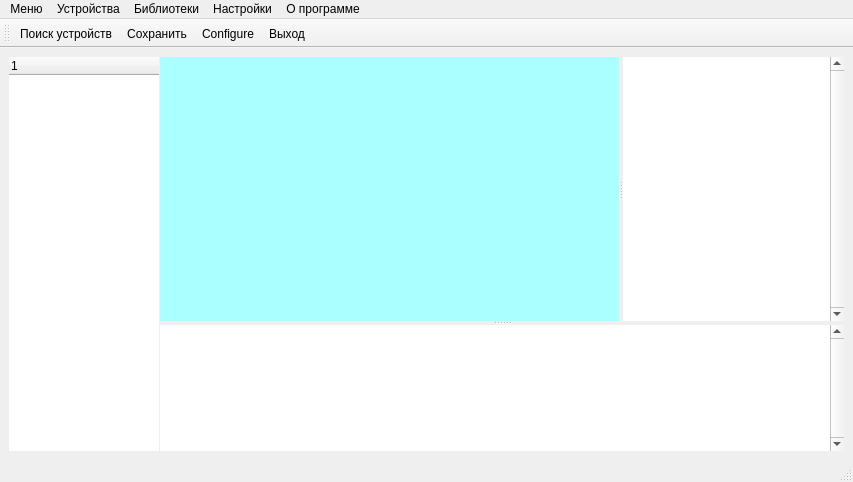
First picture: the form in mainwindow.ui, repository zaitseu1994/EurosensConfig, before the edit.
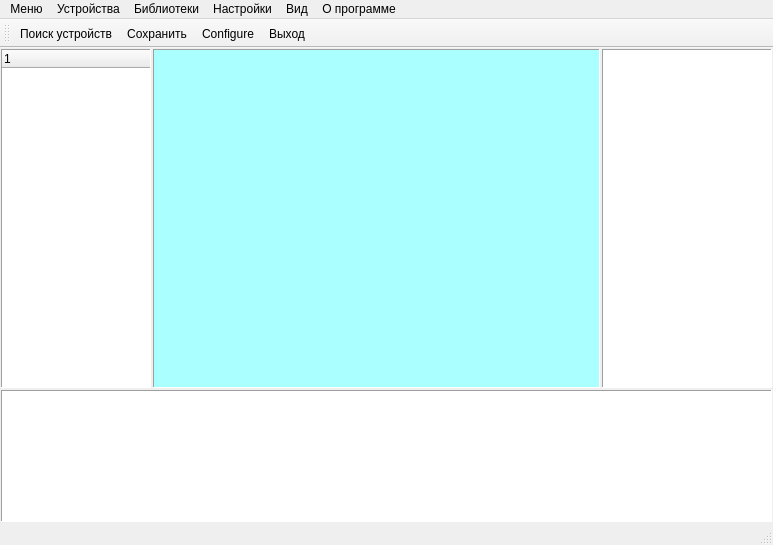
Second picture: the form after the edit. Icons and pictures are not drawn.

The edit to the form file:
```diff
--- a/mainwindow.ui
+++ b/mainwindow.ui
@@ -6,8 +6,8 @@
    <rect>
     <x>0</x>
     <y>0</y>
-    <width>853</width>
-    <height>482</height>
+    <width>773</width>
+    <height>545</height>
    </rect>
   </property>
   <property name="windowTitle">
@@ -19,14 +19,22 @@
   </property>
   <widget class="QWidget" name="centralwidget">
    <layout class="QGridLayout" name="gridLayout">
+    <property name="leftMargin">
+     <number>1</number>
+    </property>
+    <property name="topMargin">
+     <number>1</number>
+    </property>
+    <property name="rightMargin">
+     <number>1</number>
+    </property>
+    <property name="bottomMargin">
+     <number>1</number>
+    </property>
+    <property name="spacing">
+     <number>2</number>
+    </property>
     <item row="0" column="0">
-     <widget class="QSplitter" name="splitter_3">
-      <property name="orientation">
-       <enum>Qt::Horizontal</enum>
-      </property>
-      <property name="handleWidth">
-       <number>1</number>
-      </property>
       <widget class="QTreeWidget" name="treeWidget">
        <property name="minimumSize">
         <size>
@@ -35,9 +43,15 @@
         </size>
        </property>
        <property name="frameShape">
-        <enum>QFrame::NoFrame</enum>
+       <enum>QFrame::Panel</enum>
+      </property>
+      <property name="frameShadow">
+       <enum>QFrame::Sunken</enum>
        </property>
        <property name="lineWidth">
+       <number>1</number>
+      </property>
+      <property name="midLineWidth">
         <number>0</number>
        </property>
        <property name="sizeAdjustPolicy">
@@ -55,14 +69,8 @@
         </property>
        </column>
       </widget>
-      <widget class="QSplitter" name="splitter_2">
-       <property name="orientation">
-        <enum>Qt::Vertical</enum>
-       </property>
-       <widget class="QSplitter" name="splitter">
-        <property name="orientation">
-         <enum>Qt::Horizontal</enum>
-        </property>
+    </item>
+    <item row="0" column="1">
         <widget class="QMdiArea" name="mdiArea">
          <property name="autoFillBackground">
           <bool>false</bool>
@@ -71,10 +79,13 @@
           <string notr="true"/>
          </property>
          <property name="frameShape">
-          <enum>QFrame::NoFrame</enum>
+       <enum>QFrame::Panel</enum>
          </property>
          <property name="frameShadow">
-          <enum>QFrame::Plain</enum>
+       <enum>QFrame::Sunken</enum>
+      </property>
+      <property name="lineWidth">
+       <number>1</number>
          </property>
          <property name="verticalScrollBarPolicy">
           <enum>Qt::ScrollBarAsNeeded</enum>
@@ -101,39 +112,40 @@
           <enum>QTabWidget::Rounded</enum>
          </property>
         </widget>
+    </item>
+    <item row="0" column="2">
         <widget class="QListWidget" name="listInfo">
          <property name="frameShape">
-          <enum>QFrame::NoFrame</enum>
+       <enum>QFrame::Panel</enum>
          </property>
          <property name="verticalScrollBarPolicy">
-          <enum>Qt::ScrollBarAlwaysOn</enum>
+       <enum>Qt::ScrollBarAsNeeded</enum>
          </property>
          <property name="horizontalScrollBarPolicy">
           <enum>Qt::ScrollBarAlwaysOff</enum>
          </property>
         </widget>
-       </widget>
+    </item>
+    <item row="1" column="0" colspan="3">
        <widget class="QTextBrowser" name="textBrowser">
         <property name="autoFillBackground">
          <bool>false</bool>
         </property>
         <property name="frameShape">
-         <enum>QFrame::NoFrame</enum>
+       <enum>QFrame::Panel</enum>
         </property>
         <property name="frameShadow">
-         <enum>QFrame::Plain</enum>
+       <enum>QFrame::Sunken</enum>
         </property>
         <property name="midLineWidth">
          <number>0</number>
         </property>
         <property name="verticalScrollBarPolicy">
-         <enum>Qt::ScrollBarAlwaysOn</enum>
+       <enum>Qt::ScrollBarAsNeeded</enum>
         </property>
         <property name="horizontalScrollBarPolicy">
          <enum>Qt::ScrollBarAsNeeded</enum>
         </property>
-       </widget>
-      </widget>
      </widget>
     </item>
    </layout>
@@ -143,7 +155,7 @@
     <rect>
      <x>0</x>
      <y>0</y>
-     <width>853</width>
+     <width>773</width>
      <height>20</height>
     </rect>
    </property>
@@ -180,10 +192,16 @@
     </property>
     <addaction name="actionQuit"/>
    </widget>
+   <widget class="QMenu" name="view_ui">
+    <property name="title">
+     <string>Вид</string>
+    </property>
+   </widget>
    <addaction name="menu"/>
    <addaction name="devices"/>
    <addaction name="libs"/>
    <addaction name="Settings"/>
+   <addaction name="view_ui"/>
    <addaction name="about"/>
   </widget>
   <widget class="QStatusBar" name="statusbar"/>
```
Lines whose indentation alone changed are shown as unchanged.
